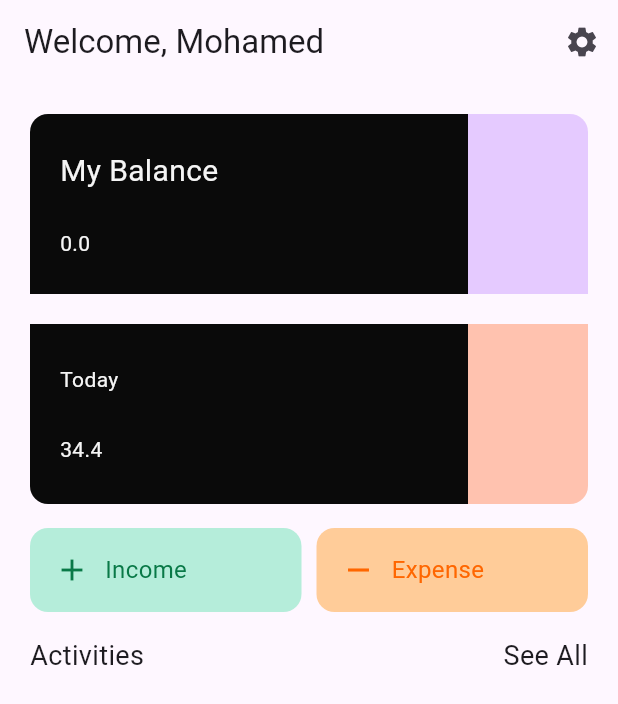
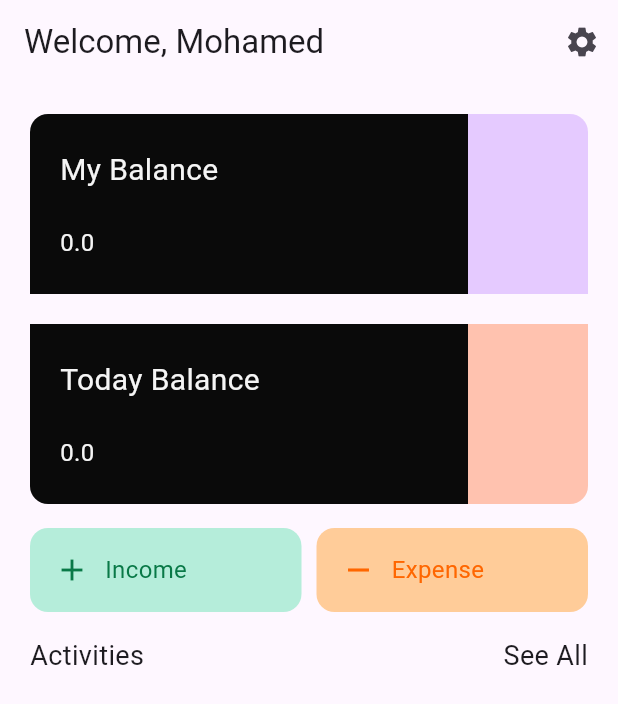
Before and after one commit to MeDoRa0/finance_app, a Flutter app: the screen it shows after launch, on a phone screen of 412 x 824 dp. Shown: the top 704 px of the screen. Run offline on Flutter 3.47's test engine with Material 3 defaults, Android fonts, the phone set to English and light mode, and no system bars; our stand-ins replace bloc, flutter_bloc, flutter_svg, hive, hive_flutter, table_calendar; accounts and stored records are empty.

Commit message:
fetch today sum and show today values only  on activity list

```diff
--- a/lib/managment/fetch_data_cubit/fetch_data_cubit.dart
+++ b/lib/managment/fetch_data_cubit/fetch_data_cubit.dart
@@ -1,6 +1,7 @@
 import 'package:bloc/bloc.dart';
 import 'package:finance_app/models/finance_model.dart';
 import 'package:hive_flutter/hive_flutter.dart';
+import 'package:intl/intl.dart';
 import 'package:meta/meta.dart';
 
 part 'fetch_data_state.dart';
@@ -8,7 +9,9 @@ part 'fetch_data_state.dart';
 class FetchDataCubit extends Cubit<FetchDataState> {
   FetchDataCubit() : super(FetchDataInitial());
   List<FinanceModel> finanacList = [];
+  List<FinanceModel> todayFinanacList = [];
   double sum = 0.0;
+  double todaySum = 0.0;
 
   fetchData() {
     emit(FetchDataLoading());
@@ -16,12 +19,26 @@ class FetchDataCubit extends Cubit<FetchDataState> {
     try {
       //hive return box but we need list , to convert box to list we put .value.tolist
       finanacList = Hive.box<FinanceModel>('financeBox').values.toList();
+      //this method will get all values of the day
+      todayFinanacList = Hive.box<FinanceModel>('financeBox')
+          .values
+          .toList()
+          .where(
+            (element) =>
+                DateFormat.yMMMEd().format(element.date) ==
+                DateFormat.yMMMEd().format(DateTime.now()),
+          )
+          .toList();
       //this method to sum all values to get my balance
-      sum = 0; // make the sum = 0 after fetch the value then do the method
+      sum = 0;
+      todaySum = 0; // make the sum = 0 after fetch the value then do the method
       for (var element in finanacList) {
         sum += element.financeValue;
       }
-      emit(FetchDataSuccess(sum));
+        for (var element in todayFinanacList) {
+        todaySum += element.financeValue;
+      }
+      emit(FetchDataSuccess(sum,todaySum));
     } on Exception catch (e) {
       emit(
         FetchDataFailure(
--- a/lib/managment/fetch_data_cubit/fetch_data_state.dart
+++ b/lib/managment/fetch_data_cubit/fetch_data_state.dart
@@ -9,12 +9,11 @@ final class FetchDataLoading extends FetchDataState {}
 
 final class FetchDataSuccess extends FetchDataState {
   final double sum;
-  FetchDataSuccess(this.sum);
-
+  final double todaySum;
+  FetchDataSuccess(this.sum, this.todaySum);
 }
 
 final class FetchDataFailure extends FetchDataState {
-
   String error;
   FetchDataFailure(this.error);
 }
--- a/lib/pages/home.dart
+++ b/lib/pages/home.dart
@@ -84,12 +84,12 @@ class _HomePageState extends State<HomePage> {
                       Expanded(
                         child: ListView.builder(
                           itemCount: BlocProvider.of<FetchDataCubit>(context)
-                              .finanacList
+                              .todayFinanacList
                               .length,
                           itemBuilder: (context, index) {
                             List<FinanceModel> myList = BlocProvider.of<
                                     FetchDataCubit>(context)
-                                .finanacList
+                                .todayFinanacList
                                 .reversed
                                 .toList(); //reversed so it show the last value on top
                             return ActivityItem(
--- a/lib/widgets/my_balance.dart
+++ b/lib/widgets/my_balance.dart
@@ -37,7 +37,7 @@ class MyBalance extends StatelessWidget {
                         Text(
                           //this to update my balance value
                           state.sum.toString(),
-                          style: TextStyle(color: kWhiteColor),
+                          style: TextStyle(color: kWhiteColor, fontSize: 16),
                         ),
                       ],
                     );
--- a/lib/widgets/today.dart
+++ b/lib/widgets/today.dart
@@ -1,5 +1,7 @@
+import 'package:finance_app/managment/fetch_data_cubit/fetch_data_cubit.dart';
 import 'package:finance_app/styles/colors.dart';
 import 'package:flutter/material.dart';
+import 'package:flutter_bloc/flutter_bloc.dart';
 
 class TodayBox extends StatelessWidget {
   const TodayBox({
@@ -14,23 +16,36 @@ class TodayBox extends StatelessWidget {
         children: [
           Expanded(
             child: Container(
-              padding: EdgeInsets.only(left: 20),
+              padding: const EdgeInsets.only(left: 20),
               decoration: BoxDecoration(
                 color: kBlackColor,
-                borderRadius: BorderRadius.only(
+                borderRadius: const BorderRadius.only(
                   bottomLeft: Radius.circular(12),
                 ),
               ),
-              child: Column(
+              child: BlocBuilder<FetchDataCubit, FetchDataState>(
+                builder: (context, state) {
+                  if (state is FetchDataSuccess) {
+                    return Column(
                       crossAxisAlignment: CrossAxisAlignment.start,
                       mainAxisAlignment: MainAxisAlignment.spaceEvenly,
                       children: [
                         Text(
-                    'Today',
-                    style: TextStyle(color: kWhiteColor),
+                          'Today Balance',
+                          style: TextStyle(color: kWhiteColor, fontSize: 20),
                         ),
-                  Text('34.4', style: TextStyle(color: kWhiteColor)),
+                        Text(
+                          state.todaySum.toString(),
+                          style: TextStyle(color: kWhiteColor, fontSize: 16),
+                        ),
                       ],
+                    );
+                  } else {
+                    return const Center(
+                      child: CircularProgressIndicator(),
+                    );
+                  }
+                },
               ),
             ),
           ),
@@ -38,7 +53,7 @@ class TodayBox extends StatelessWidget {
             width: 80,
             decoration: BoxDecoration(
               color: kSecondaryRed,
-              borderRadius: BorderRadius.only(
+              borderRadius: const BorderRadius.only(
                 bottomRight: Radius.circular(12),
               ),
             ),
```
Lines whose indentation alone changed are shown as unchanged.
